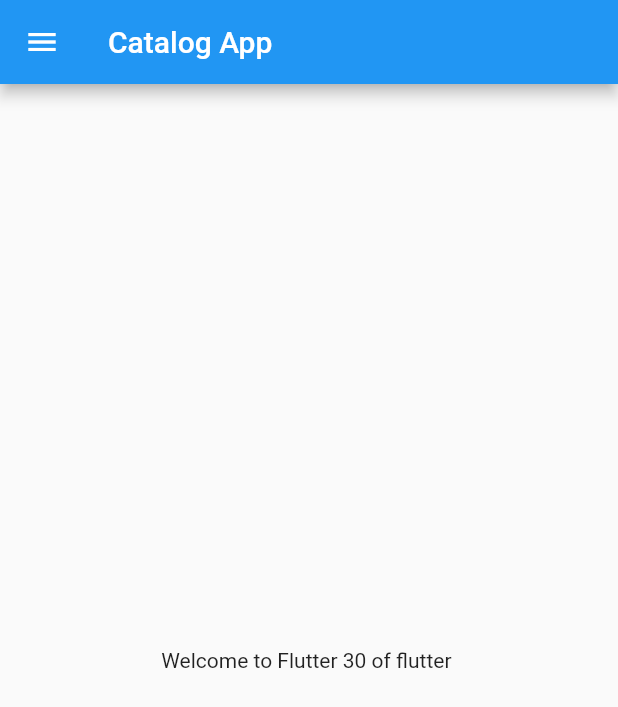
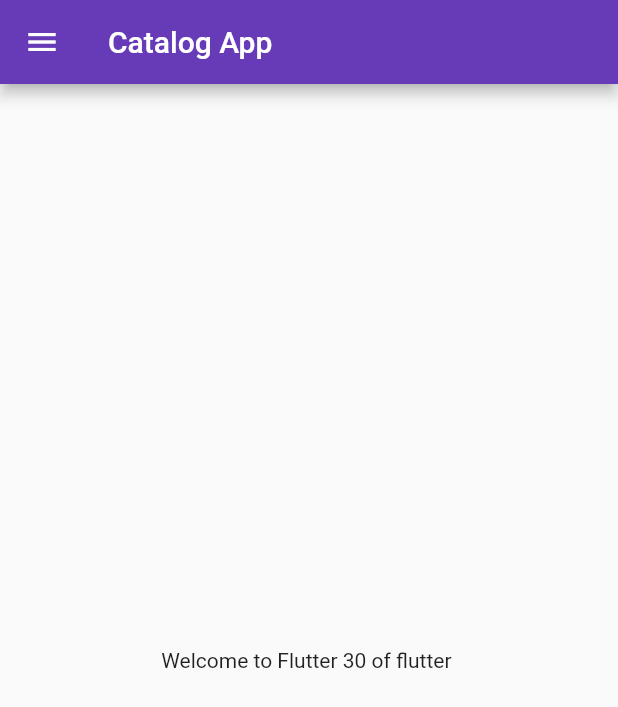
Before and after one commit to shiv-stack/catologue-app, a Flutter app: the screen it shows after launch, on a phone screen of 412 x 824 dp. Shown: the top 707 px of the screen. Run offline on Flutter 3.47's test engine with Material 2 defaults, Android fonts, the phone set to English and light mode, and no system bars.

Commit message:
day 3 comp

```diff
--- a/lib/main.dart
+++ b/lib/main.dart
@@ -1,4 +1,5 @@
-import 'package:catalog_app/home_page.dart';
+import 'package:catalog_app/screens/home_page.dart';
+import 'package:catalog_app/screens/login_page.dart';
 import 'package:flutter/material.dart';
 
 void main() {
@@ -10,8 +11,17 @@ class MyApp extends StatelessWidget {
 
   @override
   Widget build(BuildContext context) {
-    return const MaterialApp(
-      home: HomePage(),
+    return MaterialApp(
+      themeMode: ThemeMode.light,
+      theme: ThemeData(primarySwatch: Colors.deepPurple
+      ),
+      initialRoute: '/home',
+      routes:  {
+        '/':(context) => const LoginPage(),
+        '/home':(context) => const HomePage(),
+
+      },
+
     );
   }
 }
```
Also changed, not shown: lib/screens/login_page.dart (added, +13 -0 lines), lib/screens/home_page.dart (renamed from lib/home_page.dart).
